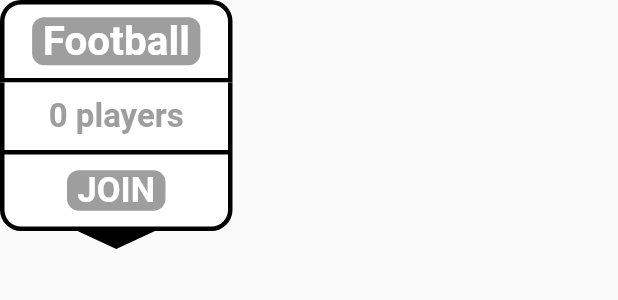
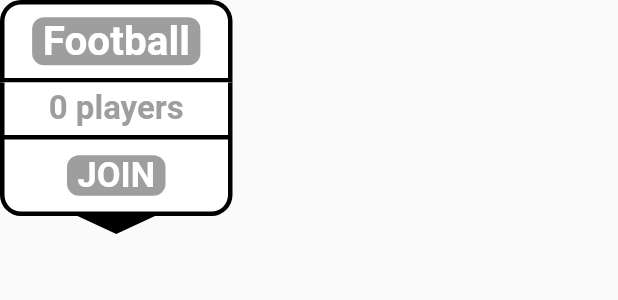
Before and after one commit to miksi10/MapsInDart, a Flutter app: the MapMarker widget shown alone on an empty page, opened directly with sample values from the repository, on a phone screen of 412 x 824 dp. Shown: the top 300 px of the screen. Run offline on Flutter 3.47's test engine with Material 2 defaults, Android fonts, the phone set to English and light mode, and no system bars; our stand-ins replace google_maps_flutter.

```diff
--- a/lib/custom_tag.dart
+++ b/lib/custom_tag.dart
@@ -57,7 +57,7 @@ class _MapMarkerState extends State<MapMarker> {
             ),
           ),
           Container(
-              height: 45.0,
+              height: 35.0,
               decoration: BoxDecoration(
                 color: Colors.white,
                 border: Border(
```
Also changed, not shown: lib/main.dart (+12 -0 lines).
